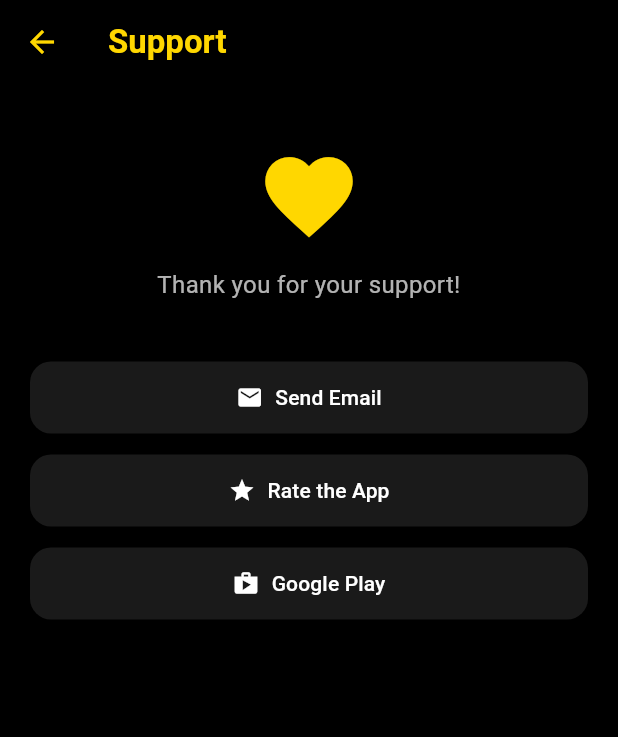
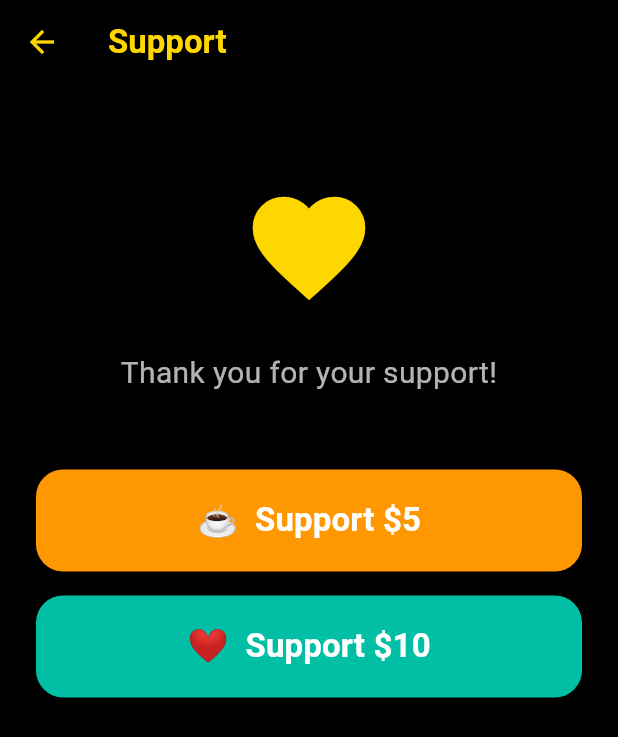
Before and after one commit to aliapps1/Global-Task-Planner, a Flutter app: the SupportScreen screen opened directly with empty values, on a phone screen of 412 x 824 dp. Shown: the top 737 px of the screen. Run offline on Flutter 3.47's test engine with Material 3 defaults, Android fonts, the phone set to English and light mode, and no system bars; our stand-ins replace flutter_local_notifications, google_mobile_ads, in_app_purchase, shared_preferences, timezone; accounts and stored records are empty.

Commit message:
Update support_screen.dart

```diff
--- a/lib/support_screen.dart
+++ b/lib/support_screen.dart
@@ -1,74 +1,130 @@
+import 'package:flutter/foundation.dart';
 import 'package:flutter/material.dart';
-import 'package:url_launcher/url_launcher.dart';
-class SupportScreen extends StatelessWidget {
+import 'billing_service.dart';
+
+class SupportScreen extends StatefulWidget {
   final String lang;
   const SupportScreen({super.key, required this.lang});
 
-  final Map<String, Map<String, String>> _tr = const {
-    'en': {'title': 'Support', 'email': 'Send Email', 'play': 'Google Play', 'rate': 'Rate the App', 'share': 'Share App', 'thanks': 'Thank you for your support!'},
-    'fa': {'title': 'پشتیبانی', 'email': 'ارسال ایمیل', 'play': 'گوگل پلی', 'rate': 'امتیاز دهید', 'share': 'اشتراک‌گذاری', 'thanks': 'ممنون از حمایت شما!'},
-    'ar': {'title': 'الدعم', 'email': 'إرسال بريد', 'play': 'جوجل بلاي', 'rate': 'قيّم التطبيق', 'share': 'مشاركة', 'thanks': 'شكراً لدعمك!'},
-    'de': {'title': 'Support', 'email': 'E-Mail senden', 'play': 'Google Play', 'rate': 'App bewerten', 'share': 'App teilen', 'thanks': 'Danke für Ihre Unterstützung!'},
-    'fr': {'title': 'Support', 'email': 'Envoyer email', 'play': 'Google Play', 'rate': 'Noter l\'app', 'share': 'Partager', 'thanks': 'Merci pour votre soutien!'},
-    'pt': {'title': 'Suporte', 'email': 'Enviar email', 'play': 'Google Play', 'rate': 'Avaliar app', 'share': 'Compartilhar', 'thanks': 'Obrigado pelo seu apoio!'},
-    'ru': {'title': 'Поддержка', 'email': 'Написать email', 'play': 'Google Play', 'rate': 'Оценить', 'share': 'Поделиться', 'thanks': 'Спасибо за поддержку!'},
-    'zh': {'title': '支持', 'email': '发送邮件', 'play': 'Google Play', 'rate': '评分', 'share': '分享', 'thanks': '感谢您的支持！'},
-    'it': {'title': 'Supporto', 'email': 'Invia email', 'play': 'Google Play', 'rate': 'Valuta l\'app', 'share': 'Condividi', 'thanks': 'Grazie per il tuo supporto!'},
-    'hi': {'title': 'सहायता', 'email': 'ईमेल भेजें', 'play': 'गूगल प्ले', 'rate': 'ऐप रेट करें', 'share': 'साझा करें', 'thanks': 'आपके समर्थन के लिए धन्यवाद!'},
-'bn': {'title': 'সহায়তা', 'email': 'ইমেইল পাঠান', 'play': 'গুগল প্লে', 'rate': 'অ্যাপ রেট করুন', 'share': 'শেয়ার করুন', 'thanks': 'আপনার সমর্থনের জন্য ধন্যবাদ!'},
-  };
+  @override
+  State<SupportScreen> createState() => _SupportScreenState();
+}
 
-  Map<String, String> get t => _tr[lang] ?? _tr['en']!;
-  bool get isRtl => ['ar', 'fa'].contains(lang);
+class _SupportScreenState extends State<SupportScreen> {
+  final BillingService _billing = BillingService();
+  bool _loading = false;
+
+  Future<void> _support(String productId) async {
+    if (kIsWeb) {
+      ScaffoldMessenger.of(context).showSnackBar(
+        const SnackBar(content: Text('Support purchases are available only on Android through Google Play.')),
+      );
+      return;
+    }
+
+    setState(() => _loading = true);
+
+    try {
+      await _billing.init(
+        onPremiumActivated: () {},
+        onError: (msg) {
+          ScaffoldMessenger.of(context).showSnackBar(SnackBar(content: Text(msg)));
+        },
+      );
+
+      await _billing.buy(productId);
+
+      ScaffoldMessenger.of(context).showSnackBar(
+        const SnackBar(content: Text('Thank you for supporting Aliapps1!')),
+      );
+    } catch (e) {
+      ScaffoldMessenger.of(context).showSnackBar(SnackBar(content: Text(e.toString())));
+    }
+
+    if (mounted) setState(() => _loading = false);
+  }
+
+  @override
+  void dispose() {
+    _billing.dispose();
+    super.dispose();
+  }
 
   @override
   Widget build(BuildContext context) {
-    return Directionality(
-      textDirection: isRtl ? TextDirection.rtl : TextDirection.ltr,
-      child: Scaffold(
+    return Scaffold(
       backgroundColor: Colors.black,
       appBar: AppBar(
+        title: const Text('Support', style: TextStyle(color: Color(0xFFFFD700), fontWeight: FontWeight.bold)),
         backgroundColor: Colors.transparent,
         elevation: 0,
-          title: Text(t['title']!, style: const TextStyle(color: Color(0xFFFFD700), fontWeight: FontWeight.bold)),
         iconTheme: const IconThemeData(color: Color(0xFFFFD700)),
       ),
       body: Padding(
-          padding: const EdgeInsets.all(20),
-          child: Column(children: [
-            const SizedBox(height: 20),
-            const Icon(Icons.favorite, color: Color(0xFFFFD700), size: 70),
-            const SizedBox(height: 12),
-            Text(t['thanks']!, textAlign: TextAlign.center, style: const TextStyle(color: Colors.white70, fontSize: 16)),
+        padding: const EdgeInsets.all(24),
+        child: Column(
+          children: [
             const SizedBox(height: 40),
-            _btn(Icons.email, t['email']!, 'mailto:Globaltb.app@gmail.com', context),
-            const SizedBox(height: 14),
-            _btn(Icons.star, t['rate']!, 'https://play.google.com/store/apps/details?id=com.aliapps1.globaltaskplanner', context),
-            const SizedBox(height: 14),
-            _btn(Icons.shop, t['play']!, 'https://play.google.com/store/apps/developer?id=Aliapps1', context),
-          ]),
+            const Icon(Icons.favorite, color: Color(0xFFFFD700), size: 90),
+            const SizedBox(height: 24),
+            const Text(
+              'Thank you for your support!',
+              style: TextStyle(color: Colors.white70, fontSize: 20),
+              textAlign: TextAlign.center,
+            ),
+            const SizedBox(height: 50),
+
+            _supportButton(
+              icon: '☕',
+              text: 'Support \$5',
+              color: const Color(0xFFFF9800),
+              onTap: () => _support(BillingService.support5Id),
+            ),
+
+            const SizedBox(height: 16),
+
+            _supportButton(
+              icon: '❤️',
+              text: 'Support \$10',
+              color: const Color(0xFF00BFA5),
+              onTap: () => _support(BillingService.support10Id),
+            ),
+
+            const SizedBox(height: 24),
+
+            if (kIsWeb)
+              const Text(
+                'Support purchases are available only on Android through Google Play.',
+                textAlign: TextAlign.center,
+                style: TextStyle(color: Colors.white38, fontSize: 13),
+              ),
+          ],
         ),
       ),
     );
   }
 
-  Widget _btn(IconData icon, String label, String url, BuildContext context) {
+  Widget _supportButton({
+    required String icon,
+    required String text,
+    required Color color,
+    required VoidCallback onTap,
+  }) {
     return SizedBox(
       width: double.infinity,
-      child: ElevatedButton.icon(
-        onPressed: () async {
-  final uri = Uri.parse(url);
-  if (await canLaunchUrl(uri)) {
-    await launchUrl(uri, mode: LaunchMode.externalApplication);
-  }
-},
-        icon: Icon(icon),
-        label: Text(label),
+      height: 68,
+      child: ElevatedButton(
+        onPressed: _loading ? null : onTap,
         style: ElevatedButton.styleFrom(
-          backgroundColor: Colors.white10,
+          backgroundColor: color,
           foregroundColor: Colors.white,
-          padding: const EdgeInsets.symmetric(vertical: 14),
-          shape: RoundedRectangleBorder(borderRadius: BorderRadius.circular(14)),
+          shape: RoundedRectangleBorder(borderRadius: BorderRadius.circular(18)),
+        ),
+        child: _loading
+            ? const CircularProgressIndicator(color: Colors.white)
+            : Text(
+                '$icon  $text',
+                style: const TextStyle(fontSize: 22, fontWeight: FontWeight.bold),
               ),
       ),
     );
```
Lines whose indentation alone changed are shown as unchanged.
